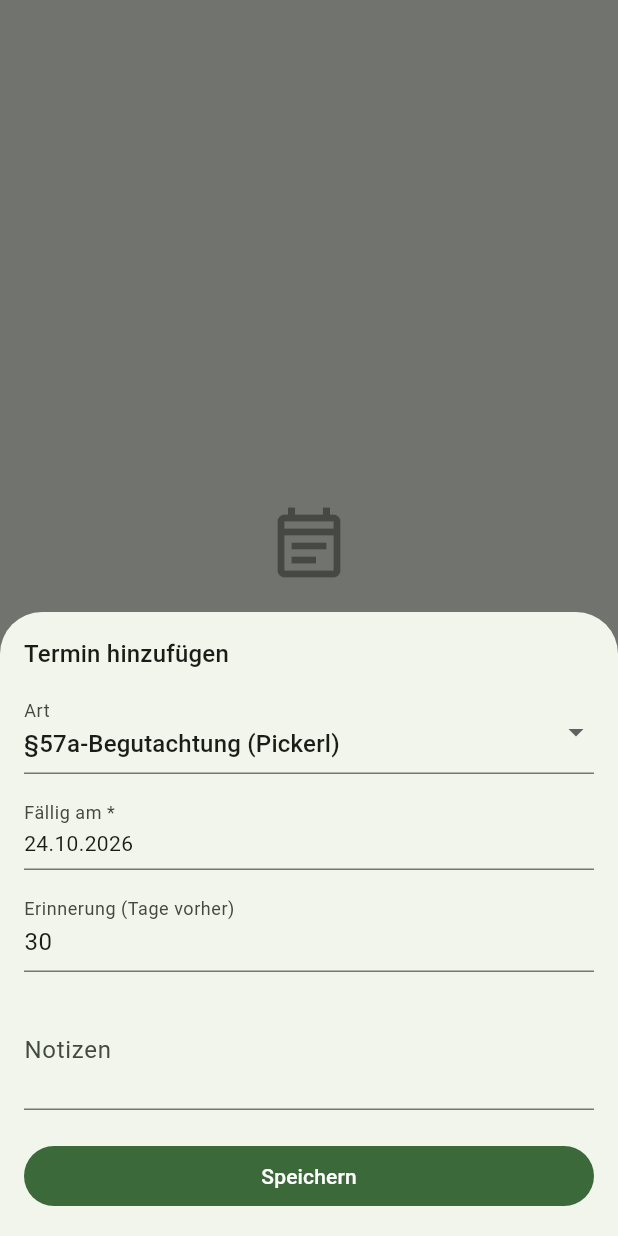
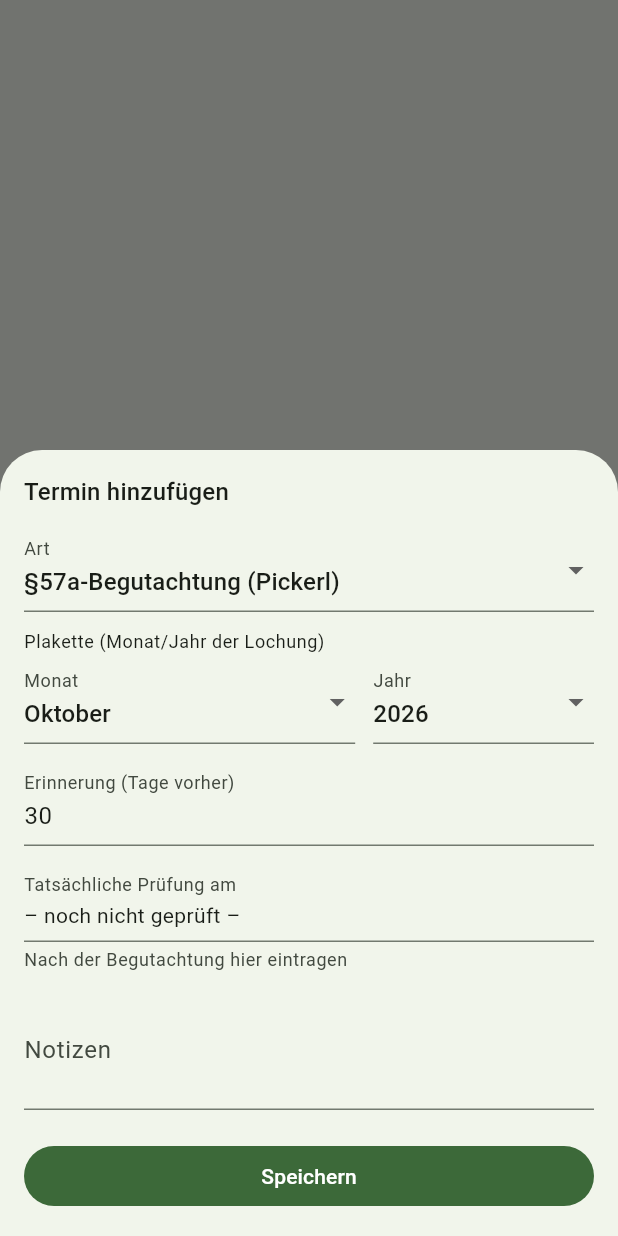
Before and after one commit to woku369/FuhrparkMeister, a Flutter app: the InspectionsTab screen opened directly with empty values, after a tap on "Termin hinzufügen", on a phone screen of 412 x 824 dp. Run offline on Flutter 3.47's test engine with Material 3 defaults, Android fonts, the phone set to English and light mode, and no system bars; our stand-ins replace flutter_local_notifications, google_sign_in, image_picker, sqflite, timezone; accounts and stored records are empty.

Commit message:
§57a-Plakette: Monat/Jahr statt Tagesdatum, tatsächlicher Prüftermin
Die Pickerl-Plakette ist nur mit Monat/Jahr gelocht (z. B. 12/26) -
das ist die Fälligkeit, nicht ein exaktes Tagesdatum. Für den
Termin-Typ §57a-Begutachtung werden jetzt Monat und Jahr per Dropdown
gewählt, die Fälligkeit ergibt sich als Monatsletzter. Erinnerung
bleibt bei 30 Tagen (= 1 Monat) vorher als Default.

Zusätzlich fehlte bisher jedes Eingabefeld für den tatsächlichen
Prüftermin (Modell-Feld letztePruefungAm existierte, war im Formular
aber nicht editierbar) - jetzt als eigenes Datumsfeld ergänzt und in
der Terminliste sichtbar ("geprüft am ...").

Andere Termin-Typen (Anhängerprüfung, Service, Fahrradcheck,
Sonstiges) behalten das normale Tagesdatum, da nur das Pickerl diese
Monats-Lochung kennt.

Co-Authored-By: Claude Sonnet 5 <noreply@anthropic.com>
Claude-Session: https://claude.ai/code/session_01QYK9Vmn3uYVVZ8rTNXxpCY

```diff
--- a/app/lib/screens/vehicle_detail/inspections_tab.dart
+++ b/app/lib/screens/vehicle_detail/inspections_tab.dart
@@ -9,6 +9,24 @@ import '../../widgets/date_format_x.dart';
 import '../../widgets/empty_state.dart';
 
 const _uuid = Uuid();
+
+const _monatsnamen = [
+  'Jänner',
+  'Februar',
+  'März',
+  'April',
+  'Mai',
+  'Juni',
+  'Juli',
+  'August',
+  'September',
+  'Oktober',
+  'November',
+  'Dezember',
+];
+
+/// Letzter Tag des angegebenen Monats (Tag 0 des Folgemonats).
+DateTime _letzterTagDesMonats(int jahr, int monat) => DateTime(jahr, monat + 1, 0);
 
 class InspectionsTab extends StatefulWidget {
   final Vehicle vehicle;
@@ -67,11 +85,18 @@ class _InspectionsTabState extends State<InspectionsTab> {
                     ),
                     title: Text(i.type.label),
                     subtitle: Text(
-                      i.erledigt
-                          ? 'Erledigt'
-                          : 'Fällig am ${i.faelligAm.deDate}'
-                              '${ueberfaellig ? ' · überfällig' : ''}',
-                      style: ueberfaellig
+                      [
+                        if (i.type == InspectionType.pickerl57a)
+                          'Plakette bis ${_monatsnamen[i.faelligAm.month - 1]} ${i.faelligAm.year}'
+                        else
+                          'Fällig am ${i.faelligAm.deDate}',
+                        if (!i.erledigt && ueberfaellig) 'überfällig',
+                        if (i.erledigt && i.letztePruefungAm != null)
+                          'geprüft am ${i.letztePruefungAm!.deDate}'
+                        else if (i.erledigt)
+                          'erledigt',
+                      ].join(' · '),
+                      style: ueberfaellig && !i.erledigt
                           ? const TextStyle(color: Colors.red)
                           : null,
                     ),
@@ -174,9 +199,14 @@ class _InspectionFormSheet extends StatefulWidget {
 class _InspectionFormSheetState extends State<_InspectionFormSheet> {
   late InspectionType _type;
   DateTime _faelligAm = DateTime.now().add(const Duration(days: 30));
+  late int _plakettenMonat;
+  late int _plakettenJahr;
+  DateTime? _letztePruefungAm;
   late final TextEditingController _erinnerungTage;
   late final TextEditingController _notizen;
   bool _saving = false;
+
+  bool get _istPickerl => _type == InspectionType.pickerl57a;
 
   @override
   void initState() {
@@ -184,6 +214,9 @@ class _InspectionFormSheetState extends State<_InspectionFormSheet> {
     final e = widget.existing;
     _type = e?.type ?? InspectionType.pickerl57a;
     _faelligAm = e?.faelligAm ?? _faelligAm;
+    _plakettenMonat = (e?.faelligAm ?? _faelligAm).month;
+    _plakettenJahr = (e?.faelligAm ?? _faelligAm).year;
+    _letztePruefungAm = e?.letztePruefungAm;
     _erinnerungTage =
         TextEditingController(text: (e?.erinnerungTageVorher ?? 30).toString());
     _notizen = TextEditingController(text: e?.notizen ?? '');
@@ -217,6 +250,46 @@ class _InspectionFormSheetState extends State<_InspectionFormSheet> {
               onChanged: (t) => setState(() => _type = t ?? _type),
             ),
             const SizedBox(height: 12),
+            if (_istPickerl) ...[
+              Text(
+                'Plakette (Monat/Jahr der Lochung)',
+                style: Theme.of(context).textTheme.bodySmall,
+              ),
+              const SizedBox(height: 4),
+              Row(
+                children: [
+                  Expanded(
+                    flex: 3,
+                    child: DropdownButtonFormField<int>(
+                      initialValue: _plakettenMonat,
+                      decoration: const InputDecoration(labelText: 'Monat'),
+                      items: [
+                        for (var m = 1; m <= 12; m++)
+                          DropdownMenuItem(value: m, child: Text(_monatsnamen[m - 1])),
+                      ],
+                      onChanged: (m) =>
+                          setState(() => _plakettenMonat = m ?? _plakettenMonat),
+                    ),
+                  ),
+                  const SizedBox(width: 12),
+                  Expanded(
+                    flex: 2,
+                    child: DropdownButtonFormField<int>(
+                      initialValue: _plakettenJahr,
+                      decoration: const InputDecoration(labelText: 'Jahr'),
+                      items: [
+                        for (var j = DateTime.now().year - 1;
+                            j <= DateTime.now().year + 6;
+                            j++)
+                          DropdownMenuItem(value: j, child: Text('$j')),
+                      ],
+                      onChanged: (j) =>
+                          setState(() => _plakettenJahr = j ?? _plakettenJahr),
+                    ),
+                  ),
+                ],
+              ),
+            ] else
               InkWell(
                 onTap: () async {
                   final result = await showDatePicker(
@@ -239,6 +312,27 @@ class _InspectionFormSheetState extends State<_InspectionFormSheet> {
                 labelText: 'Erinnerung (Tage vorher)',
               ),
               keyboardType: TextInputType.number,
+            ),
+            const SizedBox(height: 12),
+            InkWell(
+              onTap: () async {
+                final result = await showDatePicker(
+                  context: context,
+                  initialDate: _letztePruefungAm ?? DateTime.now(),
+                  firstDate: DateTime(1970),
+                  lastDate: DateTime(2100),
+                );
+                if (result != null) setState(() => _letztePruefungAm = result);
+              },
+              child: InputDecorator(
+                decoration: const InputDecoration(
+                  labelText: 'Tatsächliche Prüfung am',
+                  helperText: 'Nach der Begutachtung hier eintragen',
+                ),
+                child: Text(
+                  _letztePruefungAm == null ? '– noch nicht geprüft –' : _letztePruefungAm!.deDate,
+                ),
+              ),
             ),
             const SizedBox(height: 12),
             TextField(
@@ -268,12 +362,15 @@ class _InspectionFormSheetState extends State<_InspectionFormSheet> {
     setState(() => _saving = true);
     try {
       final provider = context.read<FuhrparkProvider>();
+      final faelligAm = _istPickerl
+          ? _letzterTagDesMonats(_plakettenJahr, _plakettenMonat)
+          : _faelligAm;
       final inspection = Inspection(
         id: widget.existing?.id ?? _uuid.v4(),
         vehicleId: widget.vehicleId,
         type: _type,
-        faelligAm: _faelligAm,
-        letztePruefungAm: widget.existing?.letztePruefungAm,
+        faelligAm: faelligAm,
+        letztePruefungAm: _letztePruefungAm,
         erinnerungTageVorher: int.tryParse(_erinnerungTage.text.trim()) ?? 30,
         erledigt: widget.existing?.erledigt ?? false,
         notizen: _notizen.text.trim().isEmpty ? null : _notizen.text.trim(),
```
Lines whose indentation alone changed are shown as unchanged.
